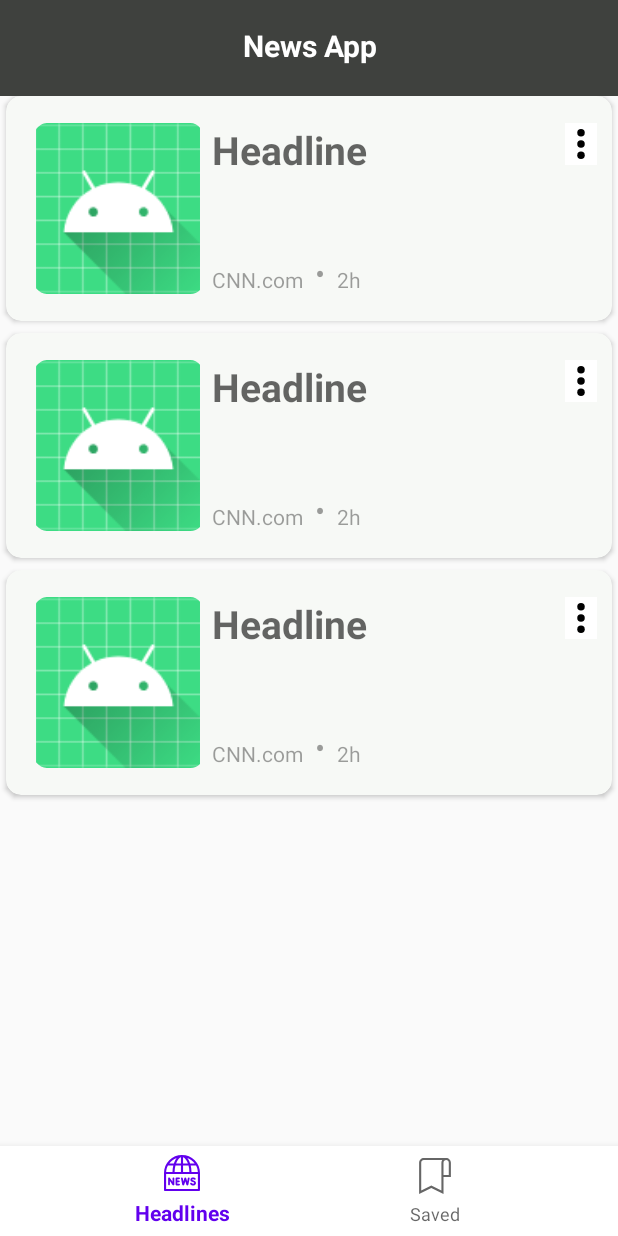
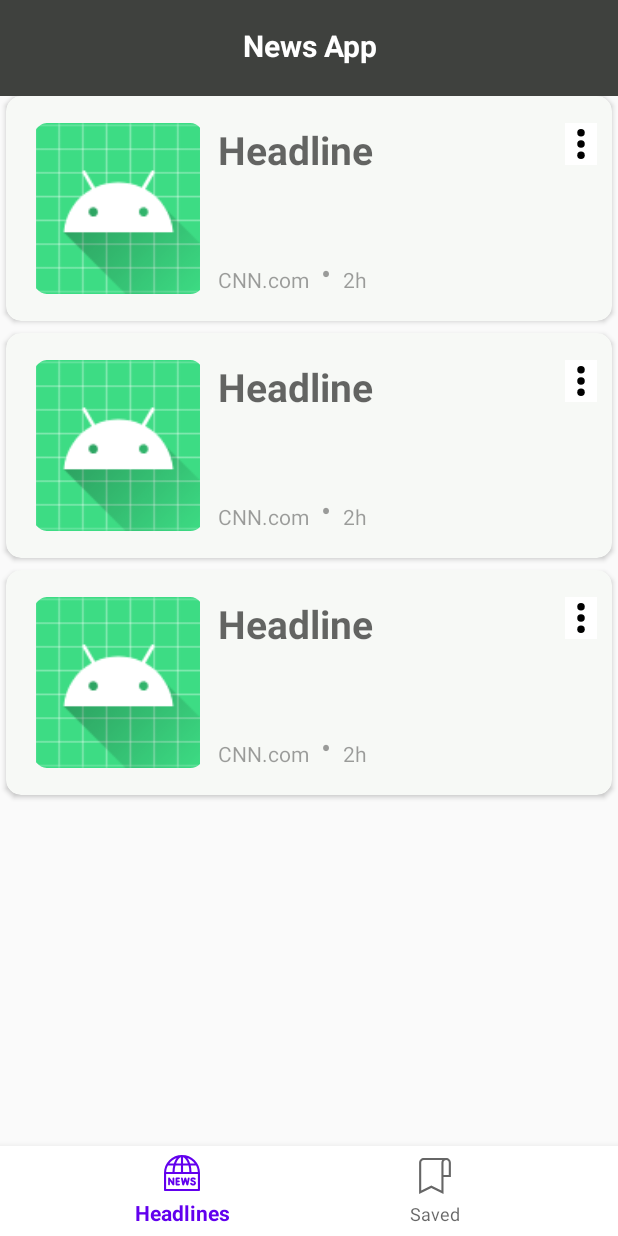
Before and after one commit to magdi74/NewsApp, an Android app: the layout fragment_headlines.xml on its own in the app's theme, with its tools: preview values and no code run, on a phone screen of 412 x 824 dp. Run offline under Robolectric (Android 15) with nearby library versions, the phone set to English and light mode, and no system bars.

Commit message:
Adjusted some margins

```diff
--- a/app/src/main/res/layout/news_card.xml
+++ b/app/src/main/res/layout/news_card.xml
@@ -31,7 +31,7 @@
             android:layout_height="wrap_content"
             android:layout_marginEnd="8dp"
             android:layout_marginRight="8dp"
-            android:layout_marginStart="8dp"
+            android:layout_marginStart="12dp"
             android:textStyle="bold"
             android:text="Headline"
             android:textAppearance="@style/TextAppearance.AppCompat.Medium"
@@ -72,7 +72,7 @@
             android:layout_height="wrap_content"
             android:layout_marginEnd="8dp"
             android:layout_marginRight="8dp"
-            android:layout_marginStart="8dp"
+            android:layout_marginStart="12dp"
             android:layout_marginTop="8dp"
             android:alpha="0.7"
             android:text="CNN.com"
```
